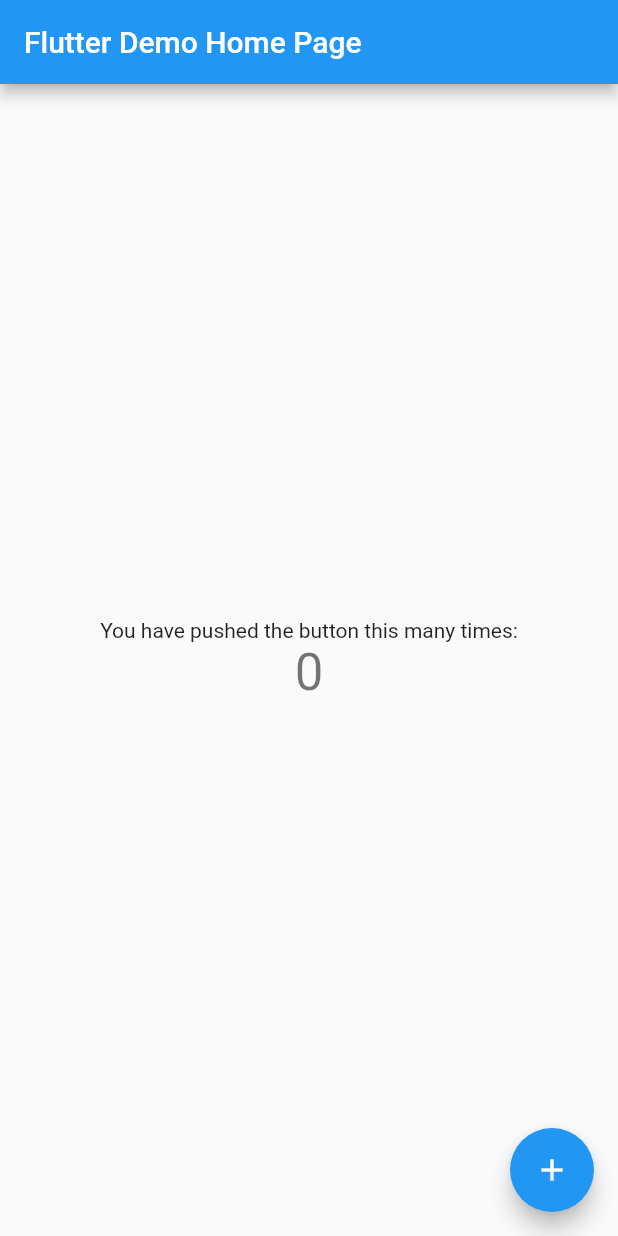
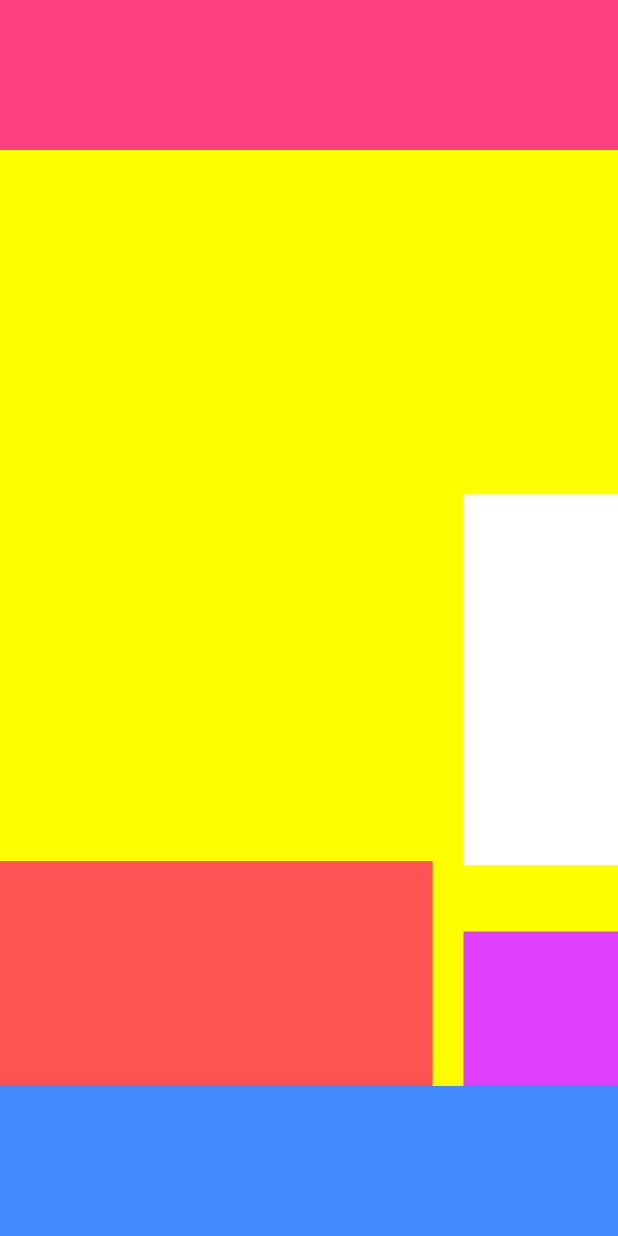
Before and after one commit to xxj2016/flutter_dou, a Flutter app: the screen it shows after launch, on a phone screen of 412 x 824 dp. Run offline on Flutter 3.47's test engine with Material 2 defaults, Android fonts, the phone set to English and light mode, and no system bars.

Commit message:
简单初始化布局

```diff
--- a/lib/main.dart
+++ b/lib/main.dart
@@ -3,109 +3,63 @@ import 'package:flutter/material.dart';
 void main() => runApp(MyApp());
 
 class MyApp extends StatelessWidget {
-  // This widget is the root of your application.
+  const MyApp({Key key}) : super(key: key);
+
   @override
   Widget build(BuildContext context) {
     return MaterialApp(
-      title: 'Flutter Demo',
-      theme: ThemeData(
-        // This is the theme of your application.
-        //
-        // Try running your application with "flutter run". You'll see the
-        // application has a blue toolbar. Then, without quitting the app, try
-        // changing the primarySwatch below to Colors.green and then invoke
-        // "hot reload" (press "r" in the console where you ran "flutter run",
-        // or simply save your changes to "hot reload" in a Flutter IDE).
-        // Notice that the counter didn't reset back to zero; the application
-        // is not restarted.
-        primarySwatch: Colors.blue,
+      title: 'dou',
+      home: Scaffold(
+        body: Container(decoration: BoxDecoration(color: Colors.yellowAccent),child: Home(),),
+        bottomNavigationBar: BottomAppBar(
+          child: Container(
+            height: 100,
+            decoration: BoxDecoration(color: Colors.blueAccent),
+          ),
+        ),
       ),
-      home: MyHomePage(title: 'Flutter Demo Home Page'),
     );
   }
 }
 
-class MyHomePage extends StatefulWidget {
-  MyHomePage({Key key, this.title}) : super(key: key);
-
-  // This widget is the home page of your application. It is stateful, meaning
-  // that it has a State object (defined below) that contains fields that affect
-  // how it looks.
-
-  // This class is the configuration for the state. It holds the values (in this
-  // case the title) provided by the parent (in this case the App widget) and
-  // used by the build method of the State. Fields in a Widget subclass are
-  // always marked "final".
-
-  final String title;
-
-  @override
-  _MyHomePageState createState() => _MyHomePageState();
-}
-
-class _MyHomePageState extends State<MyHomePage> {
-  int _counter = 0;
-
-  void _incrementCounter() {
-    setState(() {
-      // This call to setState tells the Flutter framework that something has
-      // changed in this State, which causes it to rerun the build method below
-      // so that the display can reflect the updated values. If we changed
-      // _counter without calling setState(), then the build method would not be
-      // called again, and so nothing would appear to happen.
-      _counter++;
-    });
-  }
+class Home extends StatelessWidget {
+  const Home({Key key}) : super(key: key);
 
   @override
   Widget build(BuildContext context) {
-    // This method is rerun every time setState is called, for instance as done
-    // by the _incrementCounter method above.
-    //
-    // The Flutter framework has been optimized to make rerunning build methods
-    // fast, so that you can just rebuild anything that needs updating rather
-    // than having to individually change instances of widgets.
-    return Scaffold(
-      appBar: AppBar(
-        // Here we take the value from the MyHomePage object that was created by
-        // the App.build method, and use it to set our appbar title.
-        title: Text(widget.title),
-      ),
-      body: Center(
-        // Center is a layout widget. It takes a single child and positions it
-        // in the middle of the parent.
-        child: Column(
-          // Column is also a layout widget. It takes a list of children and
-          // arranges them vertically. By default, it sizes itself to fit its
-          // children horizontally, and tries to be as tall as its parent.
-          //
-          // Invoke "debug painting" (press "p" in the console, choose the
-          // "Toggle Debug Paint" action from the Flutter Inspector in Android
-          // Studio, or the "Toggle Debug Paint" command in Visual Studio Code)
-          // to see the wireframe for each widget.
-          //
-          // Column has various properties to control how it sizes itself and
-          // how it positions its children. Here we use mainAxisAlignment to
-          // center the children vertically; the main axis here is the vertical
-          // axis because Columns are vertical (the cross axis would be
-          // horizontal).
-          mainAxisAlignment: MainAxisAlignment.center,
-          children: <Widget>[
-            Text(
-              'You have pushed the button this many times:',
-            ),
-            Text(
-              '$_counter',
-              style: Theme.of(context).textTheme.display1,
-            ),
-          ],
+    double screenWidth = MediaQuery.of(context).size.width;
+    double screenHeight = MediaQuery.of(context).size.height;
+    return Stack(
+      children: [
+        Positioned(
+          top:0,
+          height: 100,
+          width: screenWidth,
+          child: Container(decoration: BoxDecoration(color: Colors.pinkAccent),),
         ),
-      ),
-      floatingActionButton: FloatingActionButton(
-        onPressed: _incrementCounter,
-        tooltip: 'Increment',
-        child: Icon(Icons.add),
-      ), // This trailing comma makes auto-formatting nicer for build methods.
+        Positioned(
+          bottom: 0,
+          width: 0.70 * screenWidth,
+          height: 150,
+          child: Container(
+            decoration: BoxDecoration(color: Colors.redAccent),
+          ),
+        ),
+        Positioned(
+          top: 0.4 * screenHeight,
+          right: 0,
+          width: 0.25 * screenWidth,
+          height: 0.3 * screenHeight,
+          child: Container(decoration: BoxDecoration(color: Colors.white),),
+        ),
+        Positioned(
+          bottom: 0,
+          right: 0,
+          width: 0.25 * screenWidth,
+          height: 0.25 * screenWidth,
+          child: Container(decoration: BoxDecoration(color: Colors.purpleAccent),),
+        )
+      ]
     );
   }
 }
```
